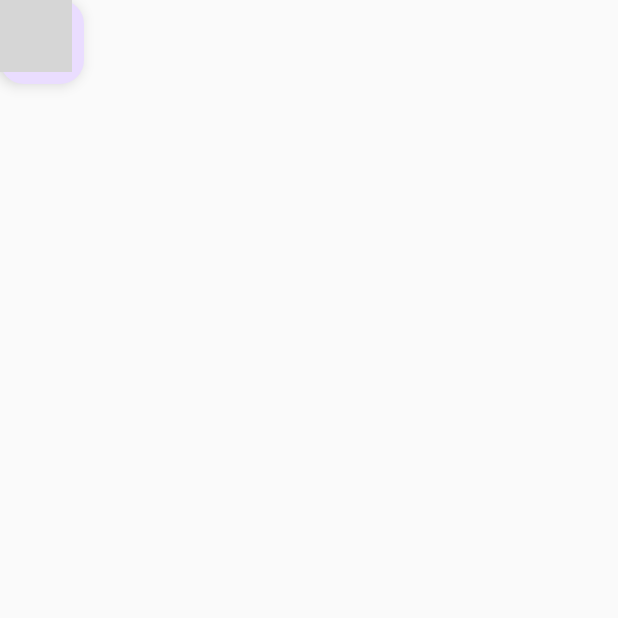
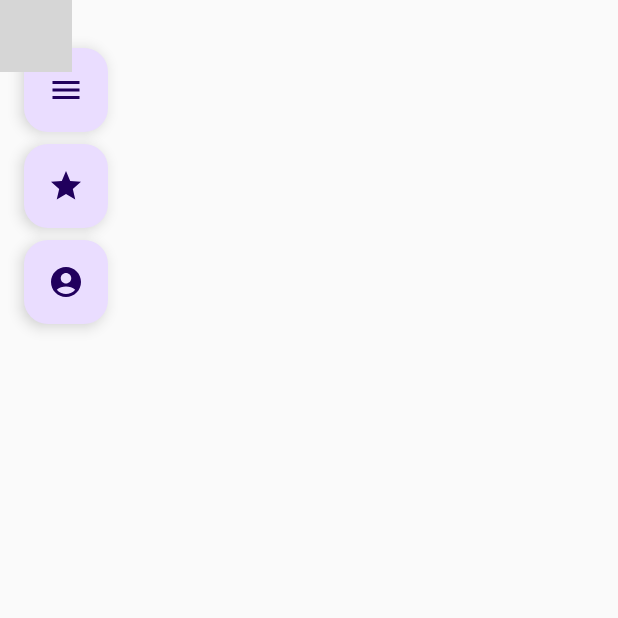
Before and after one commit to wunzunzeroz/rangr, an Android app built with Jetpack Compose: the screen it shows after launch (MainActivity before the commit, MapActivity after it), on a phone screen of 412 x 824 dp, the top half of it. Run offline under Robolectric (Android 15) with nearby library versions, the light colour scheme and no system bars; libraries missing offline, so code that uses them is left out: com.mapbox.geojson, com.mapbox.maps; 5 statements that could not run were skipped; grey boxes are pictures that could not be loaded.

Commit message:
Add buttons

```diff
--- a/app/src/main/AndroidManifest.xml
+++ b/app/src/main/AndroidManifest.xml
@@ -18,7 +18,7 @@
             android:theme="@style/Theme.RANGR"
             tools:targetApi="31">
         <activity
-                android:name=".MainActivity"
+                android:name=".MapActivity"
                 android:exported="true"
                 android:label="@string/app_name"
                 android:theme="@style/Theme.RANGR">
--- a/app/src/main/java/com/rangr/MainActivity.kt
+++ b/app/src/main/java/com/rangr/MapActivity.kt
@@ -1,17 +1,18 @@
 package com.rangr
-
 
 import android.os.Bundle
 import androidx.activity.ComponentActivity
 import androidx.activity.compose.setContent
-import androidx.compose.foundation.layout.Box
-import androidx.compose.foundation.layout.fillMaxSize
+import androidx.compose.foundation.layout.*
 import androidx.compose.material.icons.Icons
+import androidx.compose.material.icons.filled.AccountCircle
 import androidx.compose.material.icons.filled.Menu
+import androidx.compose.material.icons.filled.Star
 import androidx.compose.material3.*
 import androidx.compose.runtime.*
 import androidx.compose.ui.Alignment
 import androidx.compose.ui.Modifier
+import androidx.compose.ui.unit.dp
 import androidx.compose.ui.viewinterop.AndroidView
 import com.mapbox.geojson.Point
 import com.mapbox.maps.CameraOptions
@@ -26,7 +27,7 @@ import com.mapbox.maps.extension.style.sources.generated.rasterDemSource
 import com.mapbox.maps.extension.style.style
 import com.mapbox.maps.extension.style.terrain.generated.terrain
 
-class MainActivity : ComponentActivity() {
+class MapActivity : ComponentActivity() {
     private lateinit var mapView: MapView
 
     override fun onCreate(savedInstanceState: Bundle?) {
@@ -74,7 +75,14 @@ class MainActivity : ComponentActivity() {
     fun MainScreen(mapView: MapView) {
         Box(modifier = Modifier.fillMaxSize()) {
             MapViewContainer(mapView)
-            MapStyleButton()
+            Column(modifier = Modifier.padding(16.dp)) {
+                Spacer(modifier = Modifier.height(16.dp))
+                MapStyleButton()
+                Spacer(modifier = Modifier.height(8.dp))
+                Toggle3dButton(mapView)
+                Spacer(modifier = Modifier.height(8.dp))
+                LocateUserButton(mapView)
+            }
             // Positioning the BottomAppBar at the bottom of the screen
 //            BottomAppBar {
 //                // Map button
@@ -112,20 +120,16 @@ class MainActivity : ComponentActivity() {
     }
 
     @Composable
-    fun Toggle3dButton() {
-        // Style Toggle Button
-        Box() {
-            var is3d by remember { mutableStateOf(false) }
-            FloatingActionButton(
-                onClick = {
-                    isSatelliteStyle = !isSatelliteStyle
-                    setMapStyle(
-                        if (isSatelliteStyle) Style.SATELLITE else Style.OUTDOORS
-                    )
-                },
-                modifier = Modifier.align(Alignment.BottomEnd),
-                content = { Icon(Icons.Filled.Menu, contentDescription = "Change Style") }
-            )
+    fun Toggle3dButton(mapView: MapView) {
+        FloatingActionButton(onClick = {}) {
+            Icon(Icons.Filled.Star, contentDescription = "Toggle 3D viewing")
+        }
+    }
+
+    @Composable
+    fun LocateUserButton(mapView: MapView) {
+        FloatingActionButton(onClick = {}) {
+            Icon(Icons.Filled.AccountCircle, contentDescription = "Locate User")
         }
     }
 
```
